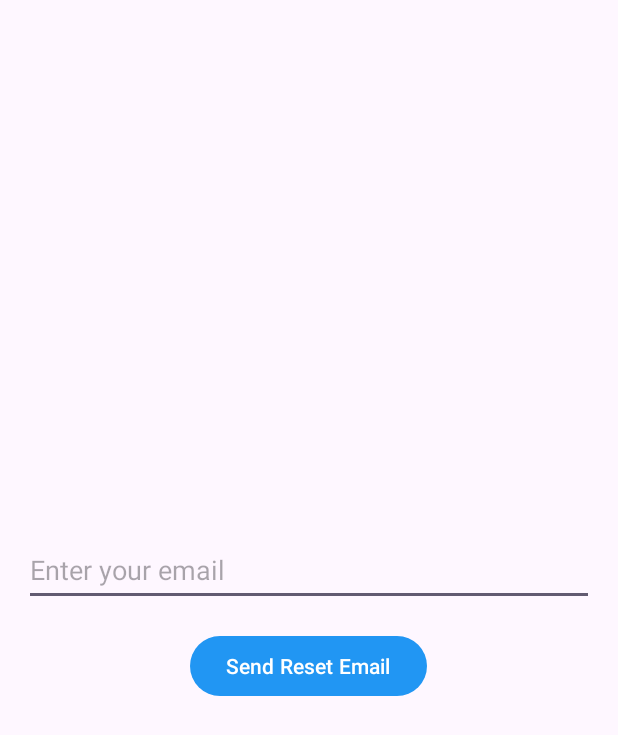
After one commit to AidLink-app/AidLink-Volunteering-app, an Android app: the ForgotPasswordActivity screen opened directly, with no data from a screen before it, on a phone screen of 412 x 824 dp. The commit adds this screen. Shown: the top 735 px of the screen. Run offline under Robolectric (Android 15) with nearby library versions, the phone set to English and light mode, and no system bars; our stand-ins replace Firebase (no records; nobody signed in at launch, a user with empty details on screens opened directly).

Commit message:
Forgot Password from main merged

```diff
--- a/app/src/main/AndroidManifest.xml
+++ b/app/src/main/AndroidManifest.xml
@@ -28,6 +28,8 @@
         <activity
             android:name=".EditPostActivity"
             android:exported="false" />
+        <activity android:name=".ForgotPasswordActivity" android:exported="true" />
+
         <activity android:name=".PendingApprovalActivity">
         </activity>
         <activity android:name=".AdminDashboardActivity">
--- /dev/null
+++ b/app/src/main/java/com/example/welcom/ForgotPasswordActivity.java
@@ -0,0 +1,59 @@
+package com.example.welcom;
+import android.os.Bundle;
+import androidx.appcompat.app.AppCompatActivity;
+
+import com.example.welcom.databinding.ActivityForgotPasswordBinding;
+
+import android.widget.Button;
+import android.widget.EditText;
+import android.widget.Toast;
+
+import com.google.firebase.auth.FirebaseAuth;
+
+public class ForgotPasswordActivity extends AppCompatActivity {
+
+    private EditText fpEmail;
+    private Button fpSendResetBtn;
+    private FirebaseAuth auth;
+
+    @Override
+    protected void onCreate(Bundle savedInstanceState) {
+        super.onCreate(savedInstanceState);
+        setContentView(R.layout.activity_forgot_password);
+
+        // Initialize Firebase Auth
+        auth = FirebaseAuth.getInstance();
+
+        // Find UI elements
+        fpEmail = findViewById(R.id.fpEmail);
+        fpSendResetBtn = findViewById(R.id.fpSendResetBtn);
+
+        // Set click listener for reset button
+        fpSendResetBtn.setOnClickListener(v -> {
+            String email = fpEmail.getText().toString().trim();
+            if (!email.isEmpty()) {
+                sendPasswordResetEmail(email);
+            } else {
+                Toast.makeText(ForgotPasswordActivity.this, "Please enter your email", Toast.LENGTH_SHORT).show();
+            }
+        });
+    }
+
+    private void sendPasswordResetEmail(String email) {
+        auth.sendPasswordResetEmail(email)
+                .addOnCompleteListener(task -> {
+                    if (task.isSuccessful()) {
+                        Toast.makeText(ForgotPasswordActivity.this,
+                                "Reset Email sent! Check your inbox.",
+                                Toast.LENGTH_LONG).show();
+                        finish(); // Close this activity, return to login
+                    } else {
+                        String error = (task.getException() != null) ?
+                                task.getException().getMessage() : "Unknown error";
+                        Toast.makeText(ForgotPasswordActivity.this,
+                                "Failed to send reset email: " + error,
+                                Toast.LENGTH_LONG).show();
+                    }
+                });
+    }
+}
--- /dev/null
+++ b/app/src/main/res/layout/activity_forgot_password.xml
@@ -0,0 +1,24 @@
+<LinearLayout
+    xmlns:android="http://schemas.android.com/apk/res/android"
+    android:layout_width="match_parent"
+    android:layout_height="match_parent"
+    android:orientation="vertical"
+    android:gravity="center"
+    android:padding="16dp" >
+
+    <EditText
+        android:id="@+id/fpEmail"
+        android:layout_width="match_parent"
+        android:layout_height="wrap_content"
+        android:minHeight="48dp"
+        android:hint="Enter your email"
+        android:inputType="textEmailAddress" />
+
+    <Button
+        android:id="@+id/fpSendResetBtn"
+        android:layout_width="wrap_content"
+        android:layout_height="wrap_content"
+        android:text="Send Reset Email"
+        android:layout_marginTop="16dp" />
+
+</LinearLayout>
```
Also changed, not shown: app/src/main/java/com/example/welcom/MainActivity.java (+5 -5 lines), app/src/main/java/com/example/welcom/UserSession.java (+11 -0 lines).
